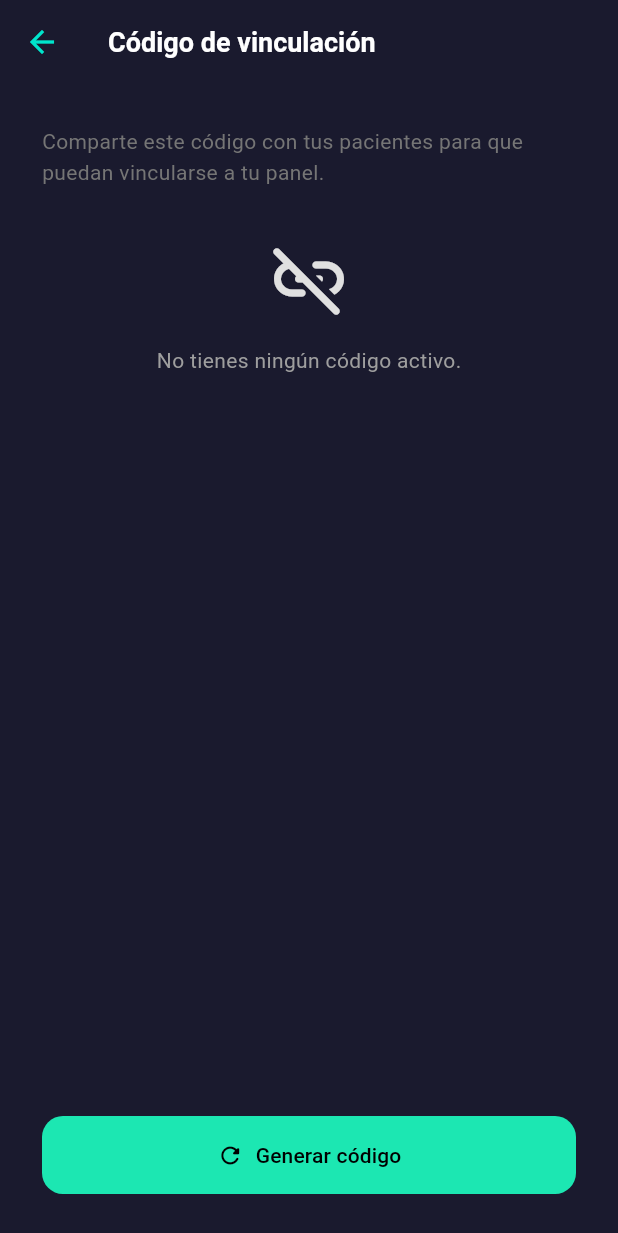
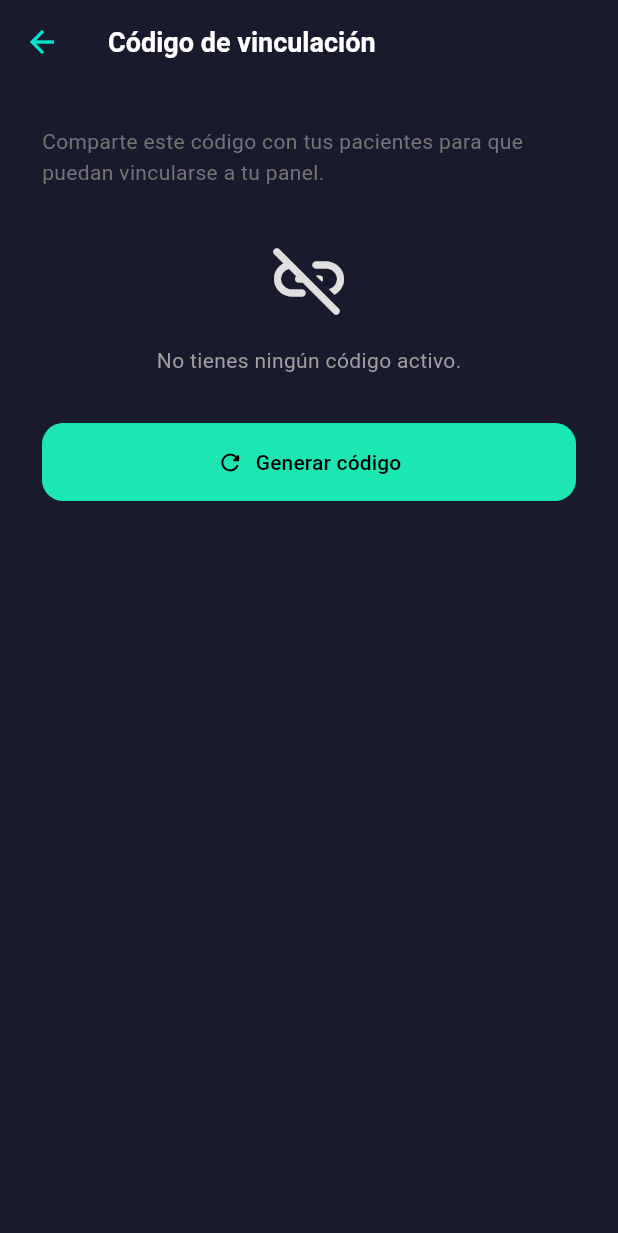
Before and after one commit to L-amoros/Recupera_Tu_Voz, a Flutter app: the LogopedaShell screen opened directly with empty values, after a tap on the "link" icon, on a phone screen of 412 x 824 dp. Shown: the top 1233 px of the screen. Run offline on Flutter 3.47's test engine with Material 3 defaults, Android fonts, the phone set to English and light mode, and no system bars; our stand-ins replace camera, file_picker, flutter_secure_storage, flutter_tts, google_sign_in, just_audio and 3 more; missing offline and left inert: record; accounts and stored records are empty; network calls fail.

Commit message:
fixes varios

```diff
--- a/lib/screens/onboarding/patient_code_screen.dart
+++ b/lib/screens/onboarding/patient_code_screen.dart
@@ -62,6 +62,7 @@ class _PatientCodeScreenState extends State<PatientCodeScreen> {
   @override
   Widget build(BuildContext context) {
     return Scaffold(
+      resizeToAvoidBottomInset: false,
       appBar: AppBar(
         title: const Text('Vincular con logopeda'),
         backgroundColor: Colors.transparent,
@@ -69,7 +70,7 @@ class _PatientCodeScreenState extends State<PatientCodeScreen> {
         foregroundColor: Colors.black87,
       ),
       body: SafeArea(
-        child: Padding(
+        child: SingleChildScrollView(
           padding: const EdgeInsets.symmetric(horizontal: 28, vertical: 24),
           child: Column(
             crossAxisAlignment: CrossAxisAlignment.start,
@@ -134,7 +135,7 @@ class _PatientCodeScreenState extends State<PatientCodeScreen> {
                 ),
               ],
 
-              const Spacer(),
+              const SizedBox(height: 32),
 
               SizedBox(
                 width: double.infinity,
--- a/lib/screens/panel/logopeda_codigo_screen.dart
+++ b/lib/screens/panel/logopeda_codigo_screen.dart
@@ -35,7 +35,6 @@ class _LogopedaCodigoScreenState extends State<LogopedaCodigoScreen> {
         });
       }
     } catch (_) {
-      // Sin código activo
     } finally {
       if (mounted) setState(() => _loading = false);
     }
@@ -95,32 +94,28 @@ class _LogopedaCodigoScreenState extends State<LogopedaCodigoScreen> {
         foregroundColor: Colors.black87,
       ),
       body: SafeArea(
-        child: Padding(
-          padding: const EdgeInsets.all(28),
         child: _loading
             ? const Center(child: CircularProgressIndicator())
-              : Column(
+            : SingleChildScrollView(
+          padding: const EdgeInsets.all(28),
+          child: Column(
             crossAxisAlignment: CrossAxisAlignment.start,
             children: [
               Text(
                 'Comparte este código con tus pacientes para que '
                     'puedan vincularse a tu panel.',
-                      style: TextStyle(
-                          color: Colors.grey.shade600, height: 1.5),
+                style: TextStyle(color: Colors.grey.shade600, height: 1.5),
               ),
               const SizedBox(height: 32),
 
               if (_codigo != null) ...[
-                      // Caja del código
                 Container(
                   width: double.infinity,
-                        padding: const EdgeInsets.symmetric(
-                            vertical: 28, horizontal: 20),
+                  padding: const EdgeInsets.symmetric(vertical: 28, horizontal: 20),
                   decoration: BoxDecoration(
                     color: const Color(0xFFE1F5EE),
                     borderRadius: BorderRadius.circular(20),
-                          border: Border.all(
-                              color: const Color(0xFF5DCAA5), width: 1),
+                    border: Border.all(color: const Color(0xFF5DCAA5), width: 1),
                   ),
                   child: Column(
                     children: [
@@ -136,15 +131,13 @@ class _LogopedaCodigoScreenState extends State<LogopedaCodigoScreen> {
                       const SizedBox(height: 8),
                       Text(
                         _formatExpiry(_expiresAt),
-                              style: const TextStyle(
-                                  fontSize: 13, color: Color(0xFF1CE7B2)),
+                        style: const TextStyle(fontSize: 13, color: Color(0xFF1CE7B2)),
                       ),
                     ],
                   ),
                 ),
                 const SizedBox(height: 16),
 
-                      // Botón copiar
                 SizedBox(
                   width: double.infinity,
                   child: OutlinedButton.icon(
@@ -152,8 +145,7 @@ class _LogopedaCodigoScreenState extends State<LogopedaCodigoScreen> {
                     icon: const Icon(Icons.copy_rounded, size: 18),
                     label: const Text('Copiar código'),
                     style: OutlinedButton.styleFrom(
-                            padding:
-                                const EdgeInsets.symmetric(vertical: 14),
+                      padding: const EdgeInsets.symmetric(vertical: 14),
                       shape: RoundedRectangleBorder(
                           borderRadius: BorderRadius.circular(14)),
                     ),
@@ -161,7 +153,6 @@ class _LogopedaCodigoScreenState extends State<LogopedaCodigoScreen> {
                 ),
                 const SizedBox(height: 32),
 
-                      // Info de uso
                 Container(
                   padding: const EdgeInsets.all(14),
                   decoration: BoxDecoration(
@@ -171,8 +162,7 @@ class _LogopedaCodigoScreenState extends State<LogopedaCodigoScreen> {
                   child: Row(
                     crossAxisAlignment: CrossAxisAlignment.start,
                     children: [
-                            Icon(Icons.info_outline,
-                                color: Colors.grey.shade500, size: 18),
+                      Icon(Icons.info_outline, color: Colors.grey.shade500, size: 18),
                       const SizedBox(width: 10),
                       Expanded(
                         child: Text(
@@ -188,12 +178,10 @@ class _LogopedaCodigoScreenState extends State<LogopedaCodigoScreen> {
                   ),
                 ),
               ] else ...[
-                      // Sin código activo
                 Center(
                   child: Column(
                     children: [
-                            Icon(Icons.link_off_rounded,
-                                size: 56, color: Colors.grey.shade300),
+                      Icon(Icons.link_off_rounded, size: 56, color: Colors.grey.shade300),
                       const SizedBox(height: 16),
                       Text(
                         'No tienes ningún código activo.',
@@ -204,9 +192,8 @@ class _LogopedaCodigoScreenState extends State<LogopedaCodigoScreen> {
                 ),
               ],
 
-                    const Spacer(),
+              const SizedBox(height: 32),
 
-                    // Botón generar / renovar
               SizedBox(
                 width: double.infinity,
                 child: FilledButton.icon(
@@ -219,8 +206,7 @@ class _LogopedaCodigoScreenState extends State<LogopedaCodigoScreen> {
                         color: Colors.white, strokeWidth: 2),
                   )
                       : const Icon(Icons.refresh_rounded),
-                        label: Text(
-                            _codigo != null ? 'Regenerar código' : 'Generar código'),
+                  label: Text(_codigo != null ? 'Regenerar código' : 'Generar código'),
                   style: FilledButton.styleFrom(
                     backgroundColor: const Color(0xFF1CE7B2),
                     padding: const EdgeInsets.symmetric(vertical: 16),
--- a/lib/screens/panel/logopeda_resumen_screen.dart
+++ b/lib/screens/panel/logopeda_resumen_screen.dart
@@ -60,7 +60,6 @@ class _LogopedaResumenScreenState extends State<LogopedaResumenScreen> {
         'Authorization': 'Bearer ${widget.user.token}',
         'Content-Type': 'application/json',
       };
-      // Cargamos pacientes y stats de fichas en paralelo
       final results = await Future.wait([
         RolesService(widget.user.token).getMisPacientes(),
         http.get(Uri.parse('$kServerUrl/fichas/stats'), headers: headers)
@@ -133,15 +132,14 @@ class _LogopedaResumenScreenState extends State<LogopedaResumenScreen> {
       );
     }
 
-    // ── Estadísticas globales ─────────────────────────────────────
-    final total       = _pacientes.length;
-    final conVoz      = _pacientes.where((p) => p.hasVoice).length;
-    final mediaRacha  = _pacientes.isEmpty ? 0.0
+    final total      = _pacientes.length;
+    final conVoz     = _pacientes.where((p) => p.hasVoice).length;
+    final mediaRacha = _pacientes.isEmpty ? 0.0
         : _pacientes.map((p) => p.streakDays).reduce((a, b) => a + b) / total;
-    final mediaLevel  = _pacientes.isEmpty ? 0.0
+    final mediaLevel = _pacientes.isEmpty ? 0.0
         : _pacientes.map((p) => p.currentLevel).reduce((a, b) => a + b) / total;
-    final sinTipoVoz  = _pacientes.where((p) => p.voiceType == null).length;
-    final fs          = _fichasStats;
+    final sinTipoVoz = _pacientes.where((p) => p.voiceType == null).length;
+    final fs         = _fichasStats;
 
     return RefreshIndicator(
       onRefresh: _load,
@@ -150,91 +148,48 @@ class _LogopedaResumenScreenState extends State<LogopedaResumenScreen> {
         padding: const EdgeInsets.all(16),
         children: [
 
-          // ── Cards de resumen — pacientes ──────────────────────
-          GridView.count(
-            crossAxisCount: 2,
-            shrinkWrap: true,
-            physics: const NeverScrollableScrollPhysics(),
-            crossAxisSpacing: 10,
-            mainAxisSpacing: 10,
-            childAspectRatio: 1.4,
-            children: [
-              _StatCard(
-                icon: Icons.people_rounded,
-                label: 'Pacientes',
-                value: '$total',
-                color: c.accent,
-              ),
-              _StatCard(
-                icon: Icons.graphic_eq_rounded,
-                label: 'Con voz clonada',
-                value: '$conVoz / $total',
-                color: c.teal,
-              ),
-              _StatCard(
-                icon: Icons.local_fire_department_rounded,
-                label: 'Racha media',
-                value: '${mediaRacha.toStringAsFixed(1)}d',
-                color: c.gold,
-              ),
-              _StatCard(
-                icon: Icons.bar_chart_rounded,
-                label: 'Nivel medio',
-                value: mediaLevel.toStringAsFixed(1),
-                color: c.purple,
-              ),
-            ],
-          ),
+          // Fila 1 pacientes
+          Row(children: [
+            Expanded(child: _StatCard(icon: Icons.people_rounded, label: 'Pacientes', value: '$total', color: c.accent)),
+            const SizedBox(width: 10),
+            Expanded(child: _StatCard(icon: Icons.graphic_eq_rounded, label: 'Con voz clonada', value: '$conVoz / $total', color: c.teal)),
+          ]),
+          const SizedBox(height: 10),
+          // Fila 2 pacientes
+          Row(children: [
+            Expanded(child: _StatCard(icon: Icons.local_fire_department_rounded, label: 'Racha media', value: '${mediaRacha.toStringAsFixed(1)}d', color: c.gold)),
+            const SizedBox(width: 10),
+            Expanded(child: _StatCard(icon: Icons.bar_chart_rounded, label: 'Nivel medio', value: mediaLevel.toStringAsFixed(1), color: c.purple)),
+          ]),
 
-          // ── Cards de fichas (si hay datos del endpoint) ───────
           if (fs != null) ...[
             const SizedBox(height: 16),
             Text('Fichas de trabajo',
-                style: TextStyle(color: c.textMid, fontSize: 12,
-                    fontWeight: FontWeight.w700, letterSpacing: 0.4)),
+                style: TextStyle(color: c.textMid, fontSize: 12, fontWeight: FontWeight.w700, letterSpacing: 0.4)),
             const SizedBox(height: 10),
-            GridView.count(
-              crossAxisCount: 2,
-              shrinkWrap: true,
-              physics: const NeverScrollableScrollPhysics(),
-              crossAxisSpacing: 10,
-              mainAxisSpacing: 10,
-              childAspectRatio: 1.4,
-              children: [
-                _StatCard(
-                  icon: Icons.assignment_rounded,
-                  label: 'Fichas creadas',
-                  value: '${fs.totalFichas}',
-                  color: c.accent,
-                ),
-                _StatCard(
-                  icon: Icons.check_circle_rounded,
-                  label: 'Completadas',
-                  value: '${fs.totalCompletadas} / ${fs.totalAsignaciones}',
-                  color: c.teal,
-                ),
-                _StatCard(
-                  icon: Icons.percent_rounded,
-                  label: 'Tasa completado',
-                  value: '${(fs.tasaCompletado * 100).round()}%',
-                  color: c.gold,
-                ),
-                _StatCard(
+            // Fila 1 fichas
+            Row(children: [
+              Expanded(child: _StatCard(icon: Icons.assignment_rounded, label: 'Fichas creadas', value: '${fs.totalFichas}', color: c.accent)),
+              const SizedBox(width: 10),
+              Expanded(child: _StatCard(icon: Icons.check_circle_rounded, label: 'Completadas', value: '${fs.totalCompletadas} / ${fs.totalAsignaciones}', color: c.teal)),
+            ]),
+            const SizedBox(height: 10),
+            // Fila 2 fichas
+            Row(children: [
+              Expanded(child: _StatCard(icon: Icons.percent_rounded, label: 'Tasa completado', value: '${(fs.tasaCompletado * 100).round()}%', color: c.gold)),
+              const SizedBox(width: 10),
+              Expanded(child: _StatCard(
                 icon: Icons.emoji_events_rounded,
                 label: 'Score medio',
-                  value: fs.scoreMedioGlobal != null
-                      ? '${(fs.scoreMedioGlobal! * 100).round()}%'
-                      : '—',
+                value: fs.scoreMedioGlobal != null ? '${(fs.scoreMedioGlobal! * 100).round()}%' : '—',
                 color: c.purple,
-                ),
-              ],
-            ),
-            // Desglose por nivel
+              )),
+            ]),
+
             if (fs.fichasPorNivel.isNotEmpty) ...[
               const SizedBox(height: 16),
               Text('Progreso por nivel',
-                  style: TextStyle(color: c.textMid, fontSize: 12,
-                      fontWeight: FontWeight.w700, letterSpacing: 0.4)),
+                  style: TextStyle(color: c.textMid, fontSize: 12, fontWeight: FontWeight.w700, letterSpacing: 0.4)),
               const SizedBox(height: 8),
               ...fs.fichasPorNivel.entries.map((e) {
                 final nivel = e.key;
@@ -297,8 +252,7 @@ class _LogopedaResumenScreenState extends State<LogopedaResumenScreen> {
                 borderRadius: BorderRadius.circular(12),
                 border: Border.all(color: c.gold.withValues(alpha: 0.3)),
               ),
-              child: Row(
-                children: [
+              child: Row(children: [
                 Icon(Icons.warning_amber_rounded, color: c.gold, size: 20),
                 const SizedBox(width: 10),
                 Expanded(
@@ -307,27 +261,20 @@ class _LogopedaResumenScreenState extends State<LogopedaResumenScreen> {
                     style: TextStyle(color: c.gold, fontSize: 13),
                   ),
                 ),
-                ],
-              ),
+              ]),
             ),
           ],
 
           const SizedBox(height: 20),
-
-          // ── Lista individual ──────────────────────────────────
           Text('Detalle por paciente',
-              style: TextStyle(color: c.textMid, fontSize: 12,
-                  fontWeight: FontWeight.w700, letterSpacing: 0.4)),
+              style: TextStyle(color: c.textMid, fontSize: 12, fontWeight: FontWeight.w700, letterSpacing: 0.4)),
           const SizedBox(height: 10),
-
           ..._pacientes.map((p) => _PacienteRow(p: p)),
         ],
       ),
     );
   }
 }
-
-// ── Widgets ───────────────────────────────────────────────────────
 
 class _StatCard extends StatelessWidget {
   final IconData icon;
@@ -348,16 +295,16 @@ class _StatCard extends StatelessWidget {
       ),
       child: Column(
         crossAxisAlignment: CrossAxisAlignment.start,
-        mainAxisAlignment: MainAxisAlignment.spaceBetween,
+        mainAxisSize: MainAxisSize.min,
         children: [
           Icon(icon, color: color, size: 22),
-          Column(
-            crossAxisAlignment: CrossAxisAlignment.start,
-            children: [
-              Text(value, style: TextStyle(color: color, fontSize: 22, fontWeight: FontWeight.w800)),
-              Text(label, style: TextStyle(color: c.textDim, fontSize: 11)),
-            ],
-          ),
+          const SizedBox(height: 8),
+          Text(value,
+              style: TextStyle(color: color, fontSize: 22, fontWeight: FontWeight.w800),
+              overflow: TextOverflow.ellipsis),
+          Text(label,
+              style: TextStyle(color: c.textDim, fontSize: 11),
+              overflow: TextOverflow.ellipsis),
         ],
       ),
     );
@@ -381,8 +328,7 @@ class _PacienteRow extends StatelessWidget {
         borderRadius: BorderRadius.circular(12),
         border: Border.all(color: c.border),
       ),
-      child: Row(
-        children: [
+      child: Row(children: [
         CircleAvatar(
           radius: 18,
           backgroundImage: p.picture != null ? NetworkImage(p.picture!) : null,
@@ -393,9 +339,7 @@ class _PacienteRow extends StatelessWidget {
         ),
         const SizedBox(width: 12),
         Expanded(
-            child: Column(
-              crossAxisAlignment: CrossAxisAlignment.start,
-              children: [
+          child: Column(crossAxisAlignment: CrossAxisAlignment.start, children: [
             Text(p.name.isNotEmpty ? p.name : p.email,
                 style: TextStyle(color: c.textPrimary, fontSize: 13, fontWeight: FontWeight.w600)),
             if (p.voiceType != null)
@@ -403,12 +347,9 @@ class _PacienteRow extends StatelessWidget {
                 p.voiceType == 'esofagico' ? 'Esofágica' : 'Electrolaringe',
                 style: TextStyle(color: c.textDim, fontSize: 11),
               ),
-              ],
+          ]),
         ),
-          ),
-          Column(
-            crossAxisAlignment: CrossAxisAlignment.end,
-            children: [
+        Column(crossAxisAlignment: CrossAxisAlignment.end, children: [
           _Mini('Nv. ${p.currentLevel}', c.accent),
           const SizedBox(height: 3),
           _Mini('${p.streakDays}d 🔥', c.gold),
@@ -416,10 +357,8 @@ class _PacienteRow extends StatelessWidget {
             const SizedBox(height: 3),
             _Mini('Voz ✓', c.teal),
           ],
-            ],
-          ),
-        ],
-      ),
+        ]),
+      ]),
     );
   }
 }
--- a/lib/screens/panel/logopeda_shell.dart
+++ b/lib/screens/panel/logopeda_shell.dart
@@ -45,30 +45,31 @@ class _LogopedaShellState extends State<LogopedaShell> {
       bottomNavigationBar: NavigationBar(
         selectedIndex: _tab,
         onDestinationSelected: (i) => setState(() => _tab = i),
+        indicatorColor: const Color(0xFF1CE7B2).withValues(alpha: 0.2),
         destinations: const [
           NavigationDestination(
             icon: Icon(Icons.people_outline_rounded),
-            selectedIcon: Icon(Icons.people_rounded),
+            selectedIcon: Icon(Icons.people_rounded, color: Color(0xFF1CE7B2)),
             label: 'Pacientes',
           ),
           NavigationDestination(
             icon: Icon(Icons.assignment_outlined),
-            selectedIcon: Icon(Icons.assignment_rounded),
+            selectedIcon: Icon(Icons.assignment_rounded, color: Color(0xFF1CE7B2)),
             label: 'Fichas',
           ),
           NavigationDestination(
             icon: Icon(Icons.video_library_outlined),
-            selectedIcon: Icon(Icons.video_library_rounded),
+            selectedIcon: Icon(Icons.video_library_rounded, color: Color(0xFF1CE7B2)),
             label: 'Vídeos',
           ),
           NavigationDestination(
             icon: Icon(Icons.bar_chart_outlined),
-            selectedIcon: Icon(Icons.bar_chart_rounded),
+            selectedIcon: Icon(Icons.bar_chart_rounded, color: Color(0xFF1CE7B2)),
             label: 'Resumen',
           ),
           NavigationDestination(
             icon: Icon(Icons.person_outline_rounded),
-            selectedIcon: Icon(Icons.person_rounded),
+            selectedIcon: Icon(Icons.person_rounded, color: Color(0xFF1CE7B2)),
             label: 'Perfil',
           ),
         ],
@@ -118,7 +119,6 @@ class _LogopedaPerfilScreen extends StatelessWidget {
       body: ListView(
         padding: const EdgeInsets.all(20),
         children: [
-          // ── Cabecera ─────────────────────────────────────────
           Container(
             padding: const EdgeInsets.all(20),
             decoration: BoxDecoration(
@@ -163,7 +163,6 @@ class _LogopedaPerfilScreen extends StatelessWidget {
           ),
           const SizedBox(height: 32),
 
-          // ── Cerrar sesión ────────────────────────────────────
           GestureDetector(
             onTap: () => _confirmLogout(context),
             child: Container(
--- a/lib/screens/panel/logopeda_videos_screen.dart
+++ b/lib/screens/panel/logopeda_videos_screen.dart
@@ -18,8 +18,7 @@ class LogopedaVideosScreen extends StatelessWidget {
     return Scaffold(
       backgroundColor: c.bg,
       appBar: AppBar(title: const Text('Vídeos')),
-      body: Center(
-        child: Padding(
+      body: SingleChildScrollView(
         padding: const EdgeInsets.all(40),
         child: Column(
           mainAxisSize: MainAxisSize.min,
@@ -77,7 +76,6 @@ class LogopedaVideosScreen extends StatelessWidget {
           ],
         ),
       ),
-      ),
     );
   }
 }
```
Also changed, not shown: lib/main.dart (+39 -21 lines), lib/screens/clone_voice_screen.dart (+11 -15 lines), lib/screens/onboarding/role_selection_screen.dart (+7 -16 lines), lib/screens/text_screen.dart (+17 -43 lines), lib/screens/trabajo_screen.dart (+8 -8 lines). Lines whose indentation alone changed are shown as unchanged.
